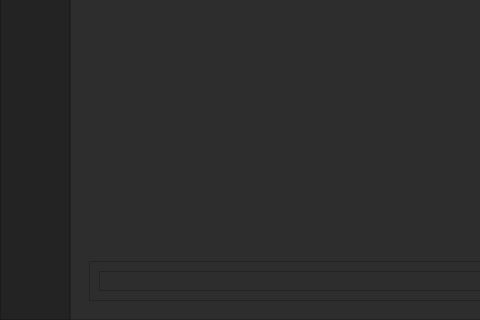
First picture: the form in TelemetryViewer/ui_main.ui, repository UBCO-Motorsports/WirelessTelemetryCapstone, before the edit; both pictures show x 0 to 480 and y 444 to 764 of the 1013 by 764 pixel window.
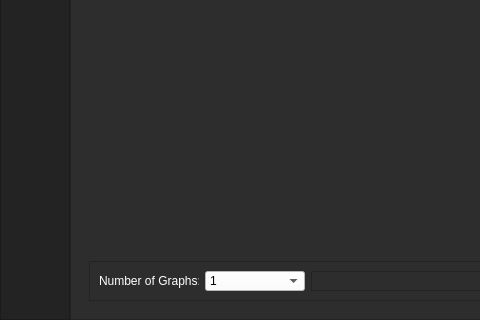
Second picture: the form after the edit. The open tabs and pages were chosen to show the change. Icons and pictures are not drawn.

```diff
--- a/TelemetryViewer/ui_main.ui
+++ b/TelemetryViewer/ui_main.ui
@@ -1792,6 +1792,65 @@
                  <enum>QFrame::Raised</enum>
                 </property>
                 <layout class="QHBoxLayout" name="horizontalLayout_9">
+                 <item>
+                  <widget class="QLabel" name="label_23">
+                   <property name="maximumSize">
+                    <size>
+                     <width>100</width>
+                     <height>16777215</height>
+                    </size>
+                   </property>
+                   <property name="styleSheet">
+                    <string notr="true">color: rgb(255, 255, 255);</string>
+                   </property>
+                   <property name="text">
+                    <string>Number of Graphs:</string>
+                   </property>
+                  </widget>
+                 </item>
+                 <item>
+                  <widget class="QComboBox" name="graphvalue_comboBox">
+                   <property name="maximumSize">
+                    <size>
+                     <width>100</width>
+                     <height>16777215</height>
+                    </size>
+                   </property>
+                   <property name="styleSheet">
+                    <string notr="true">background-color: rgb(255, 255, 255);</string>
+                   </property>
+                   <item>
+                    <property name="text">
+                     <string>1</string>
+                    </property>
+                   </item>
+                   <item>
+                    <property name="text">
+                     <string>2</string>
+                    </property>
+                   </item>
+                   <item>
+                    <property name="text">
+                     <string>4</string>
+                    </property>
+                   </item>
+                   <item>
+                    <property name="text">
+                     <string>6</string>
+                    </property>
+                   </item>
+                   <item>
+                    <property name="text">
+                     <string>8</string>
+                    </property>
+                   </item>
+                   <item>
+                    <property name="text">
+                     <string>12</string>
+                    </property>
+                   </item>
+                  </widget>
+                 </item>
                  <item>
                   <widget class="QFrame" name="frame_18">
                    <property name="frameShape">
```
